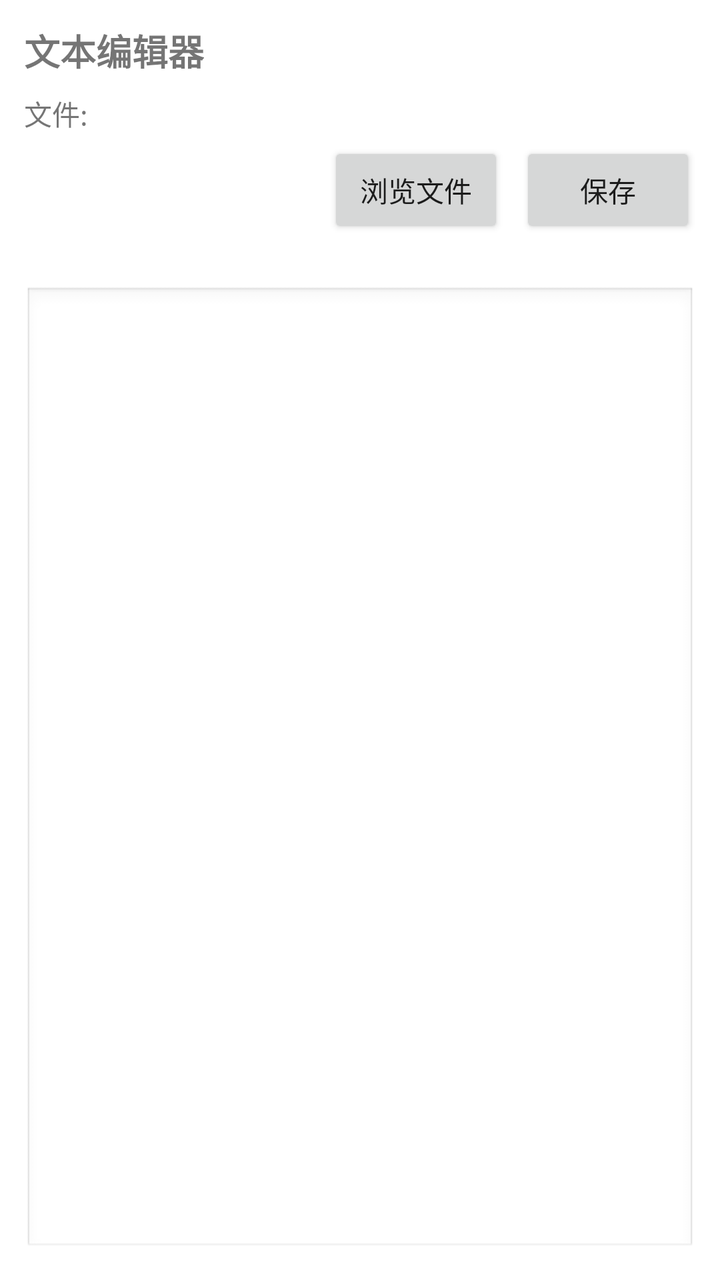
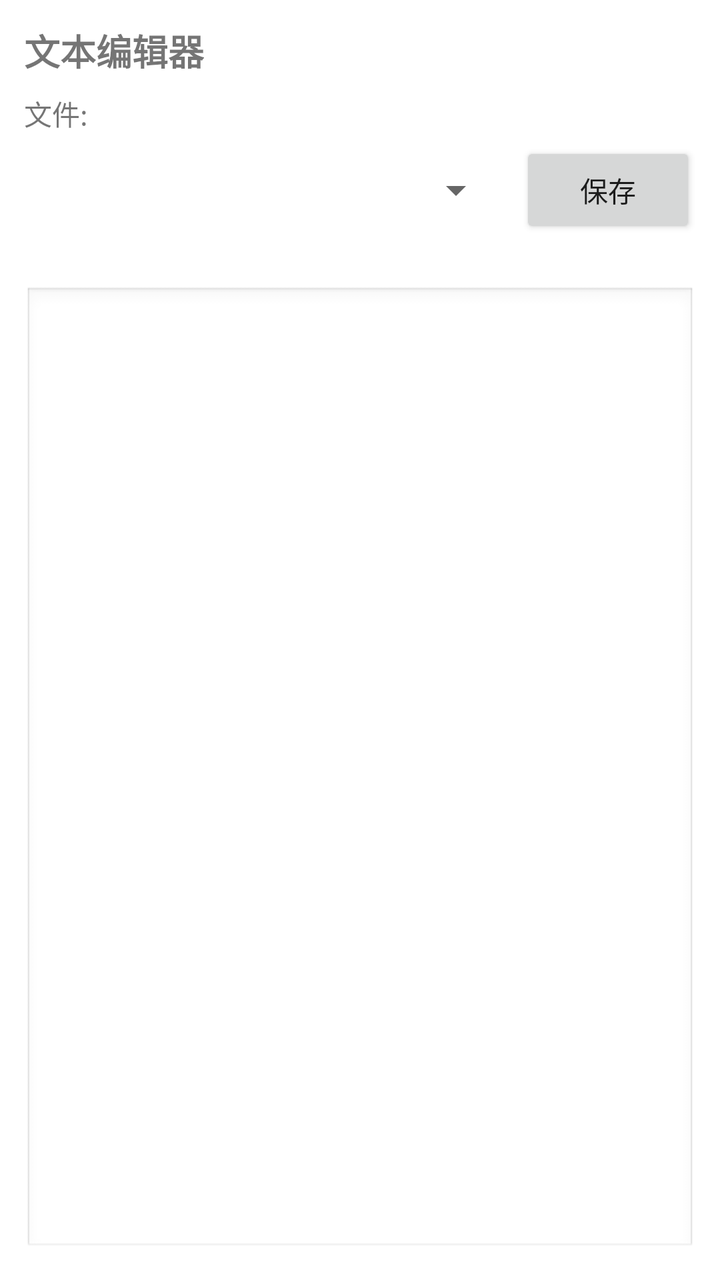

The first picture is an Android layout as it rendered before a commit; the second is the same layout after the commit. The layout source and the unified diff follow.
<!-- AndroidManifest.xml: application theme Theme.OfflineAI -->
<!-- res/layout/fragment_text_editor.xml -->
<?xml version="1.0" encoding="utf-8"?>
<LinearLayout xmlns:android="http://schemas.android.com/apk/res/android"
    android:layout_width="match_parent"
    android:layout_height="match_parent"
    android:orientation="vertical"
    android:padding="12dp">

    <TextView
        android:id="@+id/textViewEditorTitle"
        android:layout_width="wrap_content"
        android:layout_height="wrap_content"
        android:text="@string/title_text_editor"
        android:textSize="18sp"
        android:textStyle="bold"
        android:layout_marginBottom="8dp" />

    <LinearLayout
        android:layout_width="match_parent"
        android:layout_height="wrap_content"
        android:orientation="horizontal"
        android:gravity="center_vertical"
        android:layout_marginBottom="4dp">

        <TextView
            android:id="@+id/textViewFilePath"
            android:layout_width="match_parent"
            android:layout_height="wrap_content"
            android:text="@string/label_text_editor_files"
            android:textSize="14sp" />
    </LinearLayout>

    <LinearLayout
        android:layout_width="match_parent"
        android:layout_height="wrap_content"
        android:orientation="horizontal"
        android:gravity="end"
        android:layout_marginBottom="4dp">

        <Button
            android:id="@+id/buttonBrowseFile"
            android:layout_width="wrap_content"
            android:layout_height="wrap_content"
            android:text="@string/button_browse_files" />

        <Button
            android:id="@+id/buttonSaveFile"
            android:layout_width="wrap_content"
            android:layout_height="wrap_content"
            android:text="@string/button_save_file"
            android:layout_marginStart="8dp" />
    </LinearLayout>

    <TextView
        android:id="@+id/textViewStatus"
        android:layout_width="match_parent"
        android:layout_height="wrap_content"
        android:textSize="12sp"
        android:layout_marginBottom="4dp" />

    <EditText
        android:id="@+id/editTextContent"
        android:layout_width="match_parent"
        android:layout_height="0dp"
        android:layout_weight="1"
        android:gravity="top|start"
        android:inputType="textMultiLine|textNoSuggestions"
        android:overScrollMode="always"
        android:scrollbars="vertical"
        android:textSize="14sp"
        android:padding="8dp"
        android:background="@android:drawable/edit_text" />

</LinearLayout>
<!-- resources referenced by this layout -->
<resources>
  <string name="button_browse_files">浏览文件</string>
  <string name="button_save_file">保存</string>
  <string name="label_text_editor_files">文件:</string>
  <string name="title_text_editor">文本编辑器</string>
  <style name="Theme.OfflineAI" parent="Theme.MaterialComponents.DayNight.DarkActionBar">
          
          <item name="colorPrimary">@color/purple_500</item>
          <item name="colorPrimaryVariant">@color/purple_700</item>
          <item name="colorOnPrimary">@color/white</item>
          
          <item name="colorSecondary">@color/teal_200</item>
          <item name="colorSecondaryVariant">@color/teal_700</item>
          <item name="colorOnSecondary">@color/black</item>
          
          <item name="android:statusBarColor" tools:targetApi="l">?attr/colorPrimaryVariant</item>
          
      </style>
  <color name="purple_500">#FF6200EE</color>
  <color name="purple_700">#FF3700B3</color>
  <color name="white">#FFFFFFFF</color>
  <color name="teal_200">#FF03DAC5</color>
  <color name="teal_700">#FF018786</color>
  <color name="black">#FF000000</color>
</resources>

<!-- the commit's change to res/layout/fragment_text_editor.xml (unified diff, before → after) -->
@@ -33,14 +33,15 @@
         android:layout_width="match_parent"
         android:layout_height="wrap_content"
         android:orientation="horizontal"
-        android:gravity="end"
+        android:gravity="center_vertical"
         android:layout_marginBottom="4dp">
 
-        <Button
-            android:id="@+id/buttonBrowseFile"
-            android:layout_width="wrap_content"
+        <Spinner
+            android:id="@+id/spinnerQuickFile"
+            android:layout_width="0dp"
             android:layout_height="wrap_content"
-            android:text="@string/button_browse_files" />
+            android:layout_weight="1"
+            android:spinnerMode="dropdown" />
 
         <Button
             android:id="@+id/buttonSaveFile"
<!-- resource entries referenced after the edit -->
@@ -1,6 +1,5 @@
 <!-- resources referenced by this layout -->
 <resources>
-  <string name="button_browse_files">浏览文件</string>
   <string name="button_save_file">保存</string>
   <string name="label_text_editor_files">文件:</string>
   <string name="title_text_editor">文本编辑器</string>
